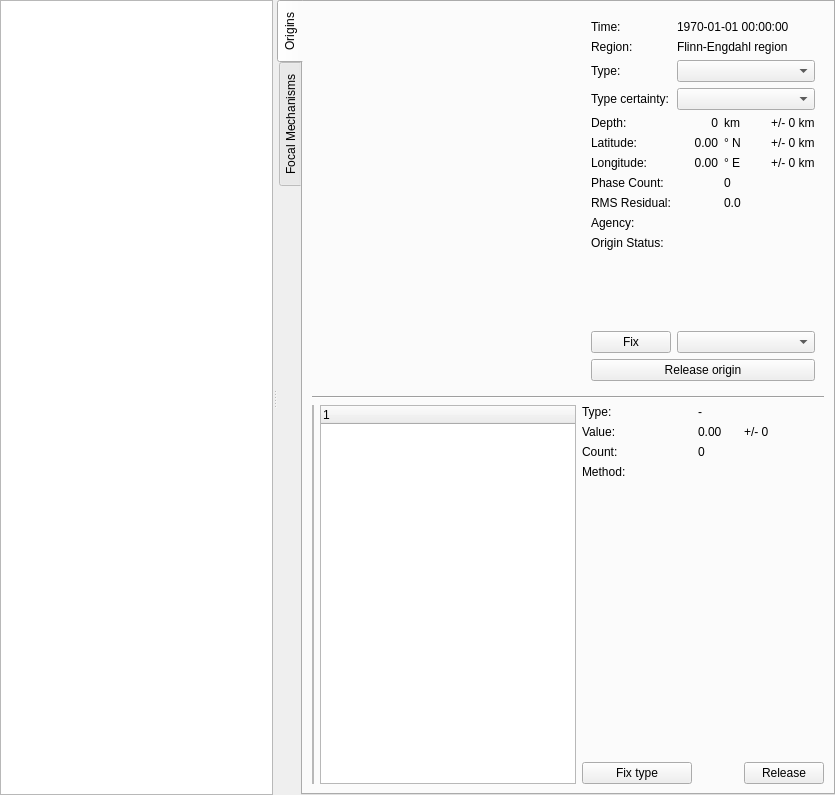
Old version of the form src/gui-qt4/libs/seiscomp3/gui/datamodel/eventedit.ui in the repository SeisComP/common.
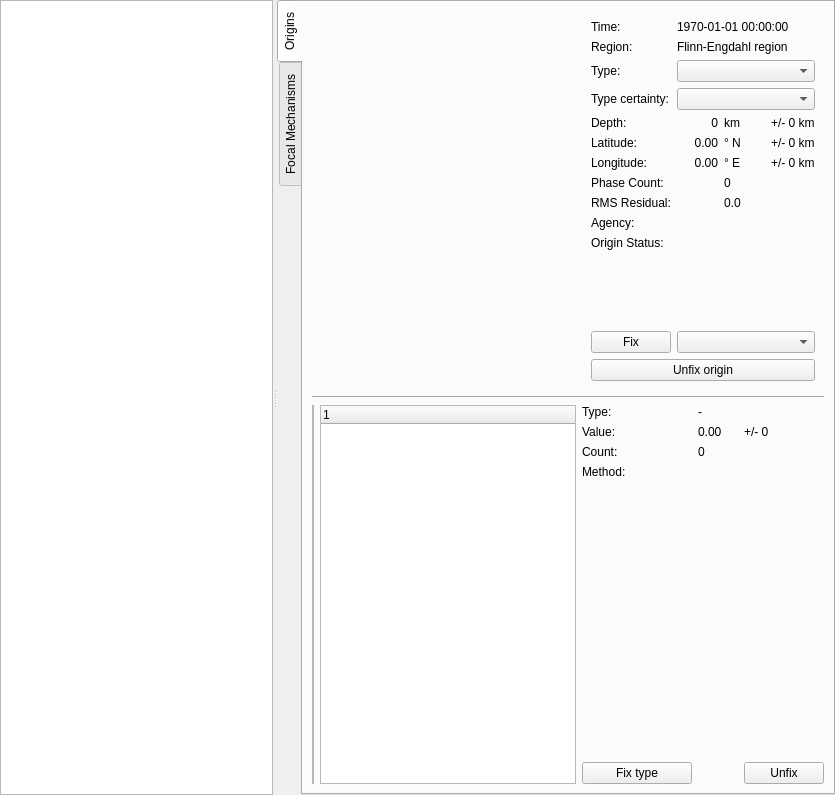
New version of the form.

What changed in the file:
```diff
--- a/src/gui-qt4/libs/seiscomp3/gui/datamodel/eventedit.ui
+++ b/src/gui-qt4/libs/seiscomp3/gui/datamodel/eventedit.ui
@@ -378,7 +378,7 @@
               <string>Release a previously fixed preferred origin and let scevent decide what origin to use.</string>
              </property>
              <property name="text" >
-              <string>Release origin</string>
+              <string>Unfix origin</string>
              </property>
             </widget>
            </item>
@@ -584,7 +584,7 @@
               <string>Release a previouly fixed magnitude type and let scevent decide what magnitude to use.</string>
              </property>
              <property name="text" >
-              <string>Release</string>
+              <string>Unfix</string>
              </property>
             </widget>
            </item>
```
Left out of the diff: 8 changed lines with no effect on the pictures.
